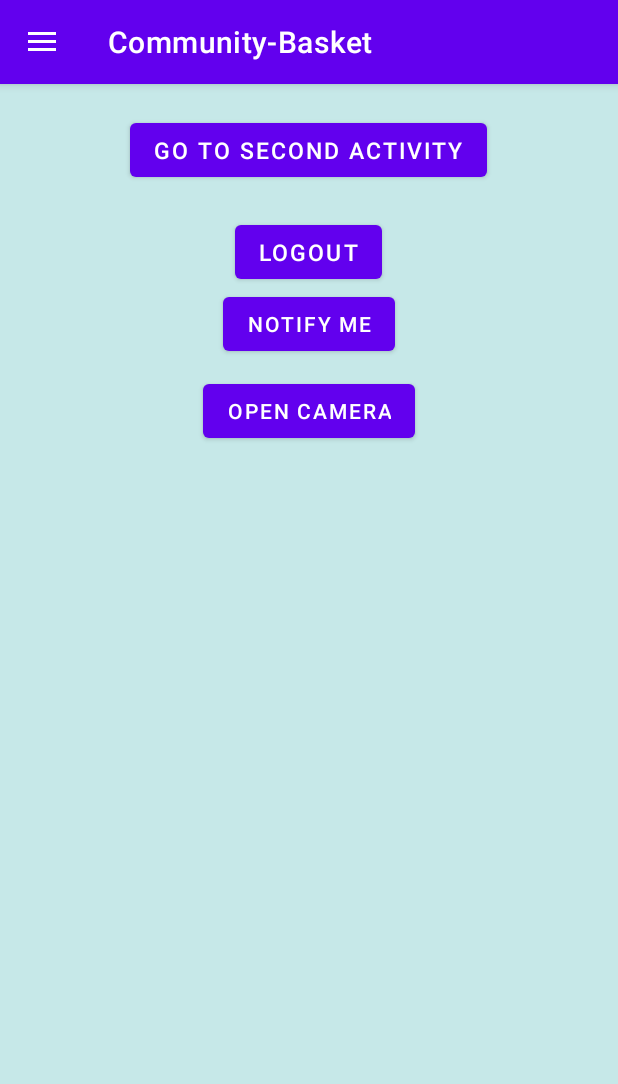
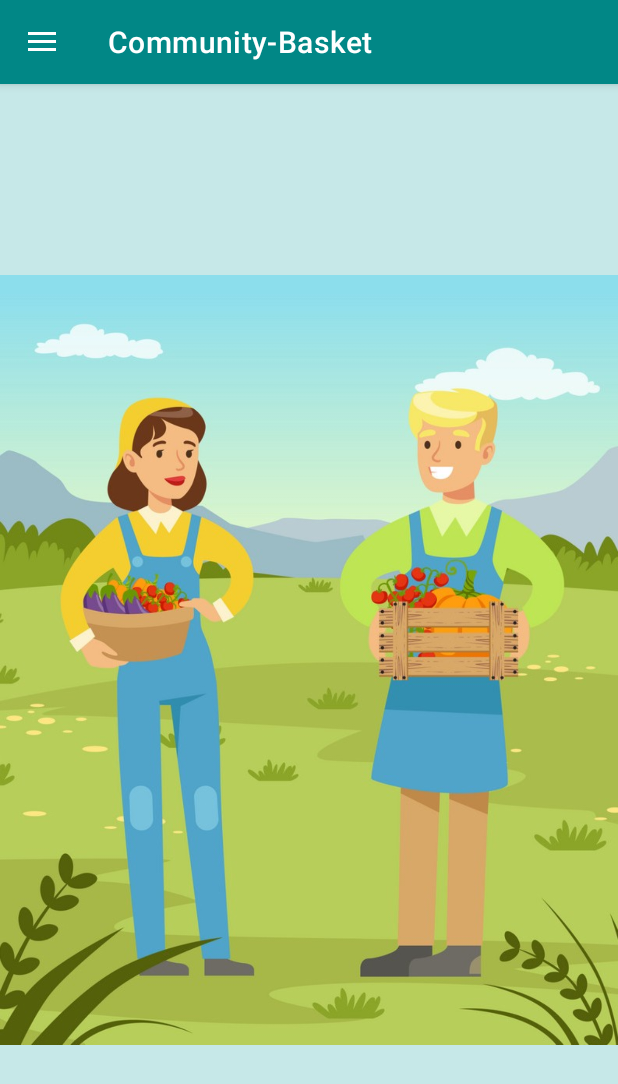
Before and after one commit to Natasa-C/Community-Basket, an Android app: the MainActivity screen opened directly, with no data from a screen before it, on a phone screen of 412 x 824 dp. Shown: the top 1084 px of the screen. Run offline under Robolectric (Android 15) with nearby library versions, the phone set to English and light mode, and no system bars.

Commit message:
changed application design

```diff
--- a/Community-Basket /app/src/main/java/com/example/community_basket/activities/RegisterActivity.kt
+++ b/Community-Basket /app/src/main/java/com/example/community_basket/activities/RegisterActivity.kt
@@ -43,8 +43,6 @@ class RegisterActivity : AppCompatActivity() {
                 putString("PASSWORD_KEY", password)
             }.apply()
 
-            Toast.makeText(this, "Registered $email $password", Toast.LENGTH_LONG).show()
-
             val intent = Intent(this, LoginActivity::class.java)
             startActivity(intent)
         }
--- a/Community-Basket /app/src/main/java/com/example/community_basket/fragments/FragmentProductsAdd.kt
+++ b/Community-Basket /app/src/main/java/com/example/community_basket/fragments/FragmentProductsAdd.kt
@@ -71,7 +71,6 @@ class FragmentProductsAdd : Fragment() {
     }
 
     private fun makePhoto() {
-        Toast.makeText(requireContext(), "facem pozik?", Toast.LENGTH_LONG).show()
         var intent : Intent = Intent(android.provider.MediaStore.ACTION_IMAGE_CAPTURE)
         startActivityForResult(intent, 100)
     }
--- a/Community-Basket /app/src/main/res/layout/activity_main.xml
+++ b/Community-Basket /app/src/main/res/layout/activity_main.xml
@@ -15,40 +15,11 @@
         android:gravity="center_horizontal"
         android:orientation="vertical">
 
-        <Button
-            android:id="@+id/bt_activity_second"
-            android:layout_width="wrap_content"
-            android:layout_height="wrap_content"
-            android:layout_marginTop="20sp"
-            android:text="@string/go_to_second_activity"
-            android:textSize="15sp" />
-
-        <Button
-            android:id="@+id/bt_logout"
-            android:layout_width="wrap_content"
-            android:layout_height="wrap_content"
-            android:layout_marginTop="20sp"
-            android:text="@string/logout"
-            android:textSize="15sp" />
-
-        <Button
-            android:id="@+id/bt_notify"
-            android:layout_width="wrap_content"
-            android:layout_height="wrap_content"
-            android:text="Notify me" />
-
-        <Button
-            android:layout_width="wrap_content"
-            android:layout_height="wrap_content"
-            android:layout_marginTop="10dp"
-            android:id="@+id/bt_open_camera"
-            android:text="open camera"/>
-
         <ImageView
-            android:layout_width="150dp"
-            android:layout_height="150dp"
-            android:layout_weight="1"
-            android:id="@+id/camera_img"/>
+            android:id="@+id/imageView2"
+            android:layout_width="match_parent"
+            android:layout_height="match_parent"
+            app:srcCompat="@drawable/farmers_man_and_woman_holding_baskets_with_fresh_vector_18459671" />
     </LinearLayout>
 
     <com.google.android.material.navigation.NavigationView
--- a/Community-Basket /app/src/main/res/layout/activity_notification.xml
+++ b/Community-Basket /app/src/main/res/layout/activity_notification.xml
@@ -19,6 +19,7 @@
             android:layout_height="wrap_content"
             android:text="Detalii produs"
             android:textSize="15sp"
+            android:padding="20sp"
             android:gravity="center"/>
 
         <Button
--- a/Community-Basket /app/src/main/res/values/colors.xml
+++ b/Community-Basket /app/src/main/res/values/colors.xml
@@ -1,10 +1,10 @@
 <?xml version="1.0" encoding="utf-8"?>
 <resources>
-    <color name="purple_200">#FFBB86FC</color>
-    <color name="purple_500">#FF6200EE</color>
-    <color name="purple_700">#FF3700B3</color>
+    <color name="purple_200">#AADD</color>
+    <color name="purple_500">#FF018786</color>
+    <color name="purple_700">#72067065</color>
     <color name="teal_200">#FF03DAC5</color>
-    <color name="teal_700">#FF018786</color>
+    <color name="teal_700">#018584</color>
     <color name="black">#FF000000</color>
     <color name="white">#FFFFFFFF</color>
     <color name="backgroundColor">#AADD</color>
```
Also changed, not shown: Community-Basket /app/src/main/java/com/example/community_basket/activities/LoginActivity.kt (+0 -15 lines), Community-Basket /app/src/main/java/com/example/community_basket/activities/MainActivity.kt (+0 -63 lines), Community-Basket /app/src/main/res/layout/activity_login.xml (+13 -13 lines), Community-Basket /app/src/main/res/layout/activity_register.xml (+4 -4 lines).
